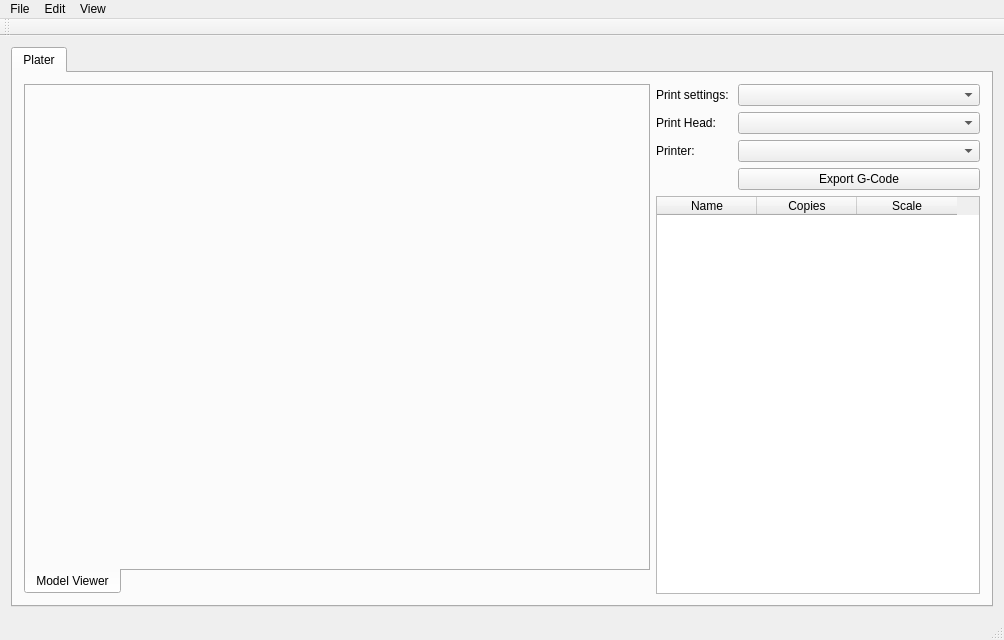
Qt form designer_files/Versa3dMainWindow.ui (Multi-Scale-Additive-Manufacturing-Lab/Versa3dPython) before a commit.
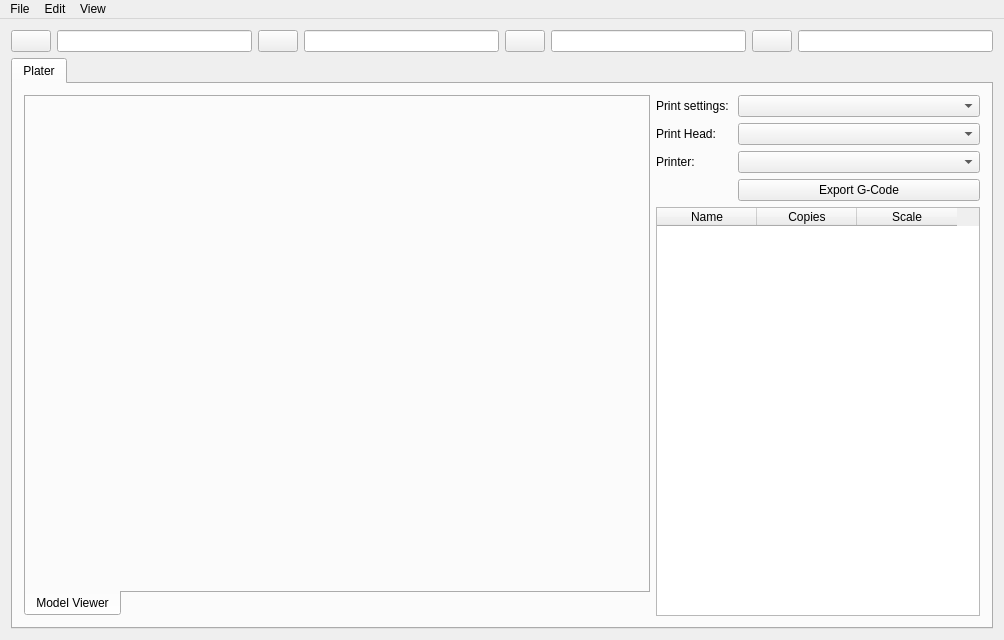
The same form after that commit. Icons and pictures are not drawn. Custom widgets are drawn as their Qt base class.

Patch:
```diff
--- a/designer_files/Versa3dMainWindow.ui
+++ b/designer_files/Versa3dMainWindow.ui
@@ -26,7 +26,67 @@
    <string>MainWindow</string>
   </property>
   <widget class="QWidget" name="centralWidget">
-   <layout class="QHBoxLayout" name="horizontalLayout_3">
+   <layout class="QVBoxLayout" name="verticalLayout">
+    <item>
+     <layout class="QHBoxLayout" name="movement_bar">
+      <item>
+       <widget class="QPushButton" name="push_button_move_left">
+        <property name="text">
+         <string/>
+        </property>
+        <property name="icon">
+         <iconset resource="icon/versa3d_icon.qrc">
+          <normaloff>:/arrow/arrow-left.svg</normaloff>:/arrow/arrow-left.svg</iconset>
+        </property>
+       </widget>
+      </item>
+      <item>
+       <widget class="QLineEdit" name="lineEdit_3"/>
+      </item>
+      <item>
+       <widget class="QPushButton" name="push_button_move_up">
+        <property name="text">
+         <string/>
+        </property>
+        <property name="icon">
+         <iconset resource="icon/versa3d_icon.qrc">
+          <normaloff>:/arrow/arrow-up.svg</normaloff>:/arrow/arrow-up.svg</iconset>
+        </property>
+       </widget>
+      </item>
+      <item>
+       <widget class="QLineEdit" name="lineEdit_2"/>
+      </item>
+      <item>
+       <widget class="QPushButton" name="push_button_move_right">
+        <property name="text">
+         <string/>
+        </property>
+        <property name="icon">
+         <iconset resource="icon/versa3d_icon.qrc">
+          <normaloff>:/arrow/arrow-right.svg</normaloff>:/arrow/arrow-right.svg</iconset>
+        </property>
+       </widget>
+      </item>
+      <item>
+       <widget class="QLineEdit" name="lineEdit"/>
+      </item>
+      <item>
+       <widget class="QPushButton" name="push_button_rotate">
+        <property name="text">
+         <string/>
+        </property>
+        <property name="icon">
+         <iconset resource="icon/versa3d_icon.qrc">
+          <normaloff>:/arrow/corner-right-up.svg</normaloff>:/arrow/corner-right-up.svg</iconset>
+        </property>
+       </widget>
+      </item>
+      <item>
+       <widget class="QLineEdit" name="lineEdit_4"/>
+      </item>
+     </layout>
+    </item>
     <item>
      <widget class="QTabWidget" name="MainViewTab">
       <property name="currentIndex">
@@ -172,15 +232,6 @@
    <addaction name="menuEdit"/>
    <addaction name="menuView"/>
   </widget>
-  <widget class="QToolBar" name="mainToolBar">
-   <attribute name="toolBarArea">
-    <enum>TopToolBarArea</enum>
-   </attribute>
-   <attribute name="toolBarBreak">
-    <bool>false</bool>
-   </attribute>
-  </widget>
-  <widget class="QStatusBar" name="statusBar"/>
   <action name="actionImport_STL">
    <property name="text">
     <string>Import stl</string>
```
Left out of the diff: 4 changed lines with no effect on the pictures.
